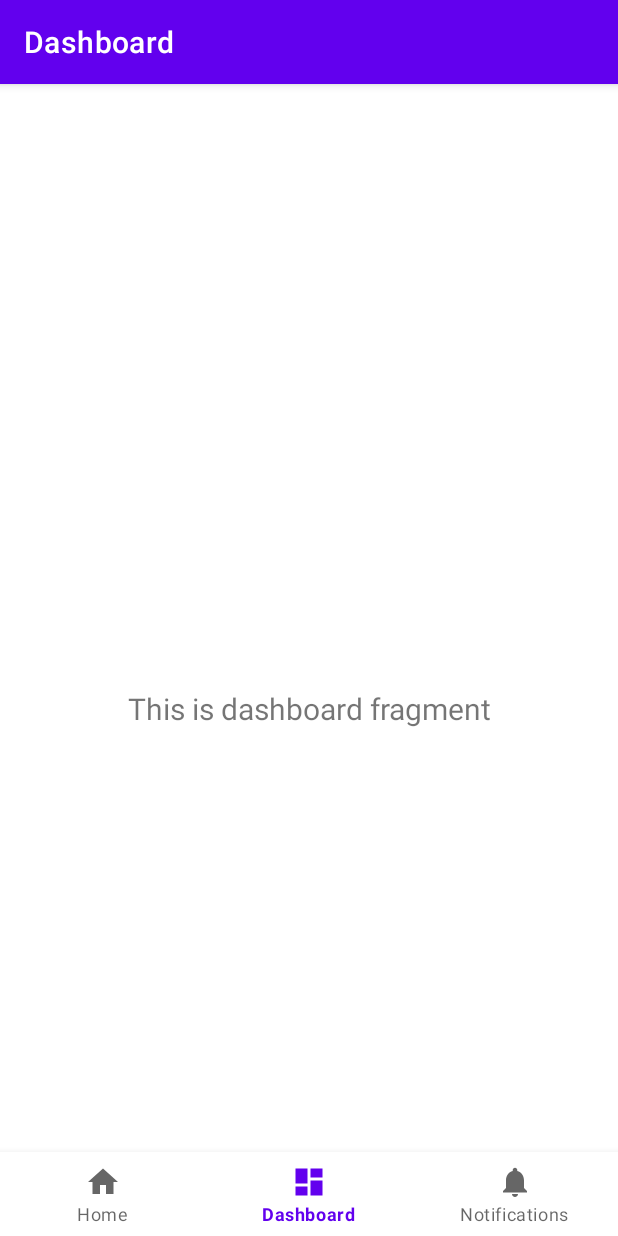
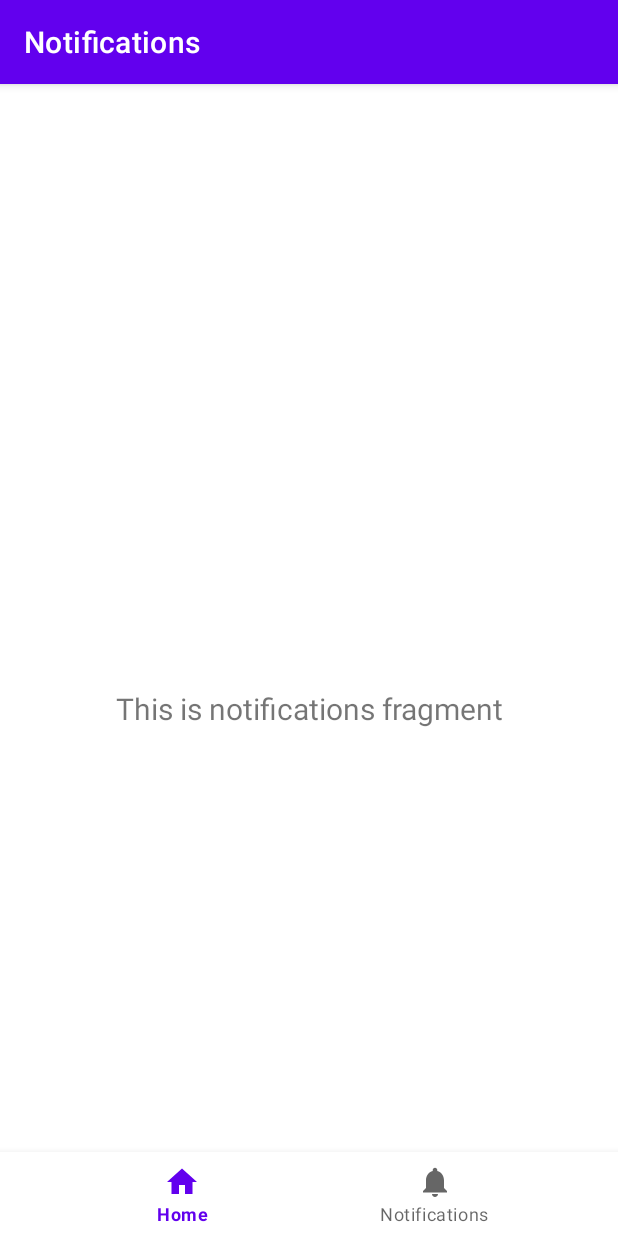
Before and after one commit to amitassa/KeepeR, an Android app: the screen it shows after launch (MainActivity), item 2 of the bottom bar chosen, on a phone screen of 412 x 824 dp. Run offline under Robolectric (Android 15) with nearby library versions, the phone set to English and light mode, and no system bars; our stand-ins replace navigation-ui; 2 statements that could not run were skipped.

Commit message:
menu fixed

```diff
--- a/app/src/main/java/amit/myapp/keeper/ui/dashboard/DashboardFragment.java
+++ /dev/null
@@ -1,37 +0,0 @@
-package amit.myapp.keeper.ui.dashboard;
-
-import android.os.Bundle;
-import android.view.LayoutInflater;
-import android.view.View;
-import android.view.ViewGroup;
-import android.widget.TextView;
-
-import androidx.annotation.NonNull;
-import androidx.fragment.app.Fragment;
-import androidx.lifecycle.ViewModelProvider;
-
-import amit.myapp.keeper.databinding.FragmentDashboardBinding;
-
-public class DashboardFragment extends Fragment {
-
-    private FragmentDashboardBinding binding;
-
-    public View onCreateView(@NonNull LayoutInflater inflater,
-                             ViewGroup container, Bundle savedInstanceState) {
-        DashboardViewModel dashboardViewModel =
-                new ViewModelProvider(this).get(DashboardViewModel.class);
-
-        binding = FragmentDashboardBinding.inflate(inflater, container, false);
-        View root = binding.getRoot();
-
-        final TextView textView = binding.textDashboard;
-        dashboardViewModel.getText().observe(getViewLifecycleOwner(), textView::setText);
-        return root;
-    }
-
-    @Override
-    public void onDestroyView() {
-        super.onDestroyView();
-        binding = null;
-    }
-}
--- a/app/src/main/java/amit/myapp/keeper/ui/dashboard/DashboardViewModel.java
+++ /dev/null
@@ -1,19 +0,0 @@
-package amit.myapp.keeper.ui.dashboard;
-
-import androidx.lifecycle.LiveData;
-import androidx.lifecycle.MutableLiveData;
-import androidx.lifecycle.ViewModel;
-
-public class DashboardViewModel extends ViewModel {
-
-    private final MutableLiveData<String> mText;
-
-    public DashboardViewModel() {
-        mText = new MutableLiveData<>();
-        mText.setValue("This is dashboard fragment");
-    }
-
-    public LiveData<String> getText() {
-        return mText;
-    }
-}
--- a/app/src/main/res/layout/fragment_dashboard.xml
+++ /dev/null
@@ -1,22 +0,0 @@
-<?xml version="1.0" encoding="utf-8"?>
-<androidx.constraintlayout.widget.ConstraintLayout xmlns:android="http://schemas.android.com/apk/res/android"
-    xmlns:app="http://schemas.android.com/apk/res-auto"
-    xmlns:tools="http://schemas.android.com/tools"
-    android:layout_width="match_parent"
-    android:layout_height="match_parent"
-    tools:context=".ui.dashboard.DashboardFragment">
-
-    <TextView
-        android:id="@+id/text_dashboard"
-        android:layout_width="match_parent"
-        android:layout_height="wrap_content"
-        android:layout_marginStart="8dp"
-        android:layout_marginTop="8dp"
-        android:layout_marginEnd="8dp"
-        android:textAlignment="center"
-        android:textSize="20sp"
-        app:layout_constraintBottom_toBottomOf="parent"
-        app:layout_constraintEnd_toEndOf="parent"
-        app:layout_constraintStart_toStartOf="parent"
-        app:layout_constraintTop_toTopOf="parent" />
-</androidx.constraintlayout.widget.ConstraintLayout>
--- a/app/src/main/res/menu/bottom_nav_menu.xml
+++ b/app/src/main/res/menu/bottom_nav_menu.xml
@@ -7,11 +7,6 @@
         android:title="@string/title_home" />
 
     <item
-        android:id="@+id/navigation_dashboard"
-        android:icon="@drawable/ic_dashboard_black_24dp"
-        android:title="@string/title_dashboard" />
-
-    <item
         android:id="@+id/navigation_notifications"
         android:icon="@drawable/ic_notifications_black_24dp"
         android:title="@string/title_notifications" />
--- a/app/src/main/res/navigation/mobile_navigation.xml
+++ b/app/src/main/res/navigation/mobile_navigation.xml
@@ -12,12 +12,6 @@
         tools:layout="@layout/fragment_home" />
 
     <fragment
-        android:id="@+id/navigation_dashboard"
-        android:name="amit.myapp.keeper.ui.dashboard.DashboardFragment"
-        android:label="@string/title_dashboard"
-        tools:layout="@layout/fragment_dashboard" />
-
-    <fragment
         android:id="@+id/navigation_notifications"
         android:name="amit.myapp.keeper.ui.notifications.NotificationsFragment"
         android:label="@string/title_notifications"
```
